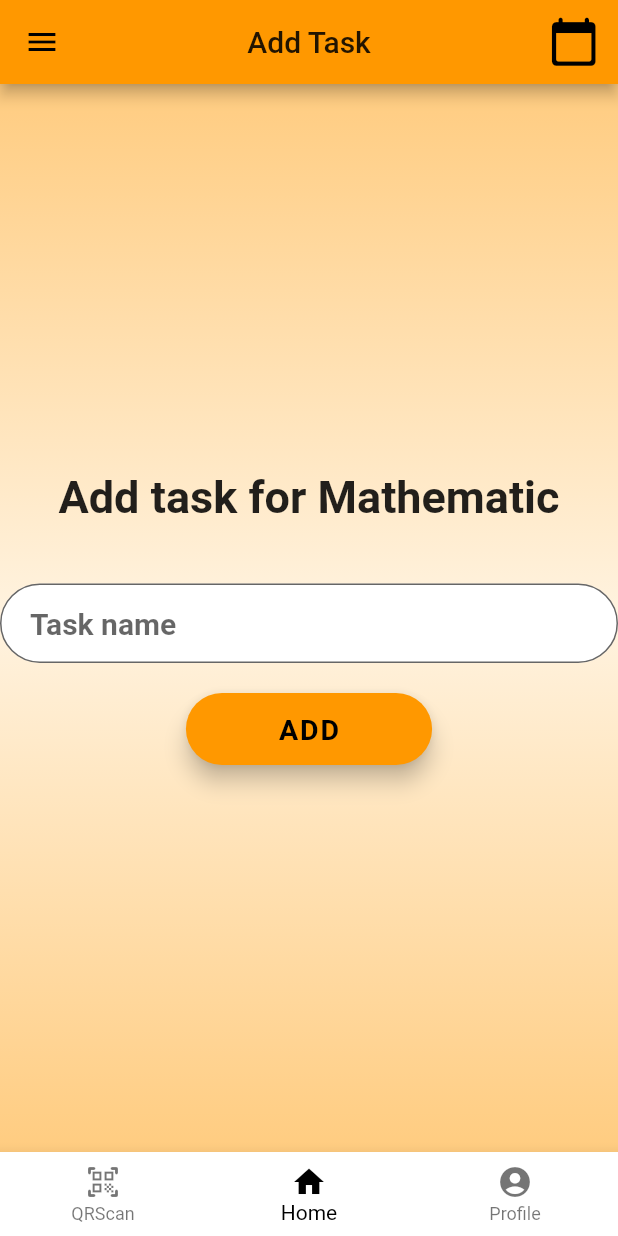
After one commit to TomPY1234/Schoo-Lah_Frontend, a Flutter app: the AddTaskScreen screen opened by its route, on a phone screen of 412 x 824 dp. The commit adds this screen. Run offline on Flutter 3.47's test engine with Material 2 defaults, Android fonts, the phone set to English and light mode, and no system bars; our stand-ins replace splashscreen.

Commit message:
Update navigation on task screen for teacher

```diff
--- a/lib/mainScreens/constants.dart
+++ b/lib/mainScreens/constants.dart
@@ -11,4 +11,5 @@ const String signup = '/signup';
 const String teacherSignup = '/teacherSignup';
 const String login = '/login';
 const String teacherSubject = '/teachersubjectlist';
-const String taskteacherSubject = '/taskteacher';
+const String teachTask = '/tasklistTeacher';
+const String teachAddTask = '/addTask';
--- /dev/null
+++ b/lib/teacherScreens/addTask.dart
@@ -0,0 +1,209 @@
+import 'package:flutter/material.dart';
+import 'package:schoolah_mobile_app/mainScreens/constants.dart';
+import 'package:schoolah_mobile_app/models/task.dart';
+import 'package:schoolah_mobile_app/models/todo.dart';
+import '../models/user.dart';
+import 'package:provider/provider.dart';
+import '../models/mock_todos.dart' as data;
+
+class AddTaskScreen extends StatefulWidget {
+  final Todo _data;
+
+  AddTaskScreen(this._data);
+  @override
+  _AddTaskState createState() => _AddTaskState();
+}
+
+class _AddTaskState extends State<AddTaskScreen> {
+  int _selectedIndex = 1;
+  String title;
+
+  void _onItemTapped(int index) {
+    if (index == 0) {
+      setState(() {
+        _selectedIndex = index;
+      });
+    } else if (index == 1) {
+      setState(() {
+        _selectedIndex = index;
+      });
+      Navigator.pushNamed(context, '/teacherhome');
+    } else {
+      setState(() {
+        _selectedIndex = index;
+      });
+      Navigator.pushNamed(context, '/teacherprofile');
+    }
+  }
+
+  bool toggle = false;
+  var count = new List(30);
+
+  bool _cancel(BuildContext context, bool _toggle, var _count) {
+    if (_toggle == true) {
+      for (int i = 0; i < widget._data.items.length; i++) {
+        if (_count[i] == 1) {
+          if (widget._data.items[i].completed == true) {
+            setState(() => widget._data.items[i].completed = false);
+          } else {
+            setState(() => widget._data.items[i].completed = true);
+          }
+        }
+      }
+    }
+
+    Navigator.pop(context, null);
+    return _toggle = false;
+  }
+
+  @override
+  Widget build(BuildContext context) {
+    final changeModeNotifier = Provider.of<ValueNotifier<bool>>(context);
+
+    return Scaffold(
+      appBar: AppBar(
+        //backgroundColor: Colors.white,
+        //leading: Icon(Icons.settings, size: 40.0),
+        title: Text('Add Task'),
+        centerTitle: true,
+        actions: <Widget>[
+          Icon(Icons.calendar_today_rounded, size: 35.0),
+          SizedBox(width: 12.0)
+        ],
+      ),
+      body: Container(
+        decoration: BoxDecoration(
+          gradient: LinearGradient(
+            colors: [
+              Colors.orange[200],
+              Colors.orange[50],
+              Colors.orange[200],
+            ],
+            begin: Alignment.topCenter,
+            end: Alignment.bottomCenter,
+          ),
+        ),
+        child: Center(
+          child: Column(
+            mainAxisAlignment: MainAxisAlignment.center,
+            children: <Widget>[
+              Text('Add task for ${widget._data.title}',
+                  style:
+                      TextStyle(fontSize: 30.0, fontWeight: FontWeight.bold)),
+              SizedBox(height: 20.0),
+              SizedBox(height: 20.0),
+              TextField(
+                obscureText: false,
+                onChanged: (value) => title = value,
+                style: TextStyle(fontSize: 20.0, fontWeight: FontWeight.bold),
+                decoration: InputDecoration(
+                  fillColor: Colors.white,
+                  filled: true,
+                  contentPadding: EdgeInsets.fromLTRB(20.0, 15.0, 20.0, 15.0),
+                  hintText: 'Task name',
+                  border: OutlineInputBorder(
+                      borderRadius: BorderRadius.circular(32.0)),
+                ),
+              ),
+
+              SizedBox(height: 20.0),
+              FloatingActionButton.extended(
+                heroTag: null,
+                onPressed: () {
+                  final newTask = Todo(
+                      title: '${widget._data.title}',
+                      items: [Task(title: title, completed: false)]);
+                  data.mockData.add(newTask);
+                  Navigator.pushNamed(context, '/teachersubjectlist');
+                },
+                label: Text('       ADD       ',
+                    style:
+                        TextStyle(fontSize: 19.0, fontWeight: FontWeight.bold)),
+              ),
+              // SizedBox(
+              //   height: 220.0,
+              //   child: Image.asset(
+              //     'assets/schoolah_logo.png',
+              //     width: 200.0,
+              //     height: 200.0,
+              //   ),
+              // ),
+              // FloatingActionButton.extended(
+              //   heroTag: null,
+              //   onPressed: () {
+              //     Navigator.pushNamed(context, '/teachersubjectlist');
+              //   },
+              //   label: Text('My Subjects',
+              //       style:
+              //           TextStyle(fontSize: 20.0, fontWeight: FontWeight.bold)),
+              //   icon: Icon(Icons.book_rounded),
+              // ),
+              // SizedBox(height: 30.0),
+              // FloatingActionButton.extended(
+              //   heroTag: null,
+              //   onPressed: () {
+              //     Navigator.pushNamed(context, studFee);
+              //   },
+              //   label: Text('Student List',
+              //       style:
+              //           TextStyle(fontSize: 20.0, fontWeight: FontWeight.bold)),
+              //   icon: Icon(Icons.attach_money_rounded),
+              // ),
+              // SizedBox(height: 30.0),
+              // FloatingActionButton.extended(
+              //   heroTag: null,
+              //   onPressed: () {
+              //     //Navigator.pushNamed(context, studBook);
+              //   },
+              //   label: Text('Student List',
+              //       style:
+              //           TextStyle(fontSize: 20.0, fontWeight: FontWeight.bold)),
+              //   icon: Icon(Icons.store_rounded),
+              // ),
+            ],
+          ),
+        ),
+      ),
+      bottomNavigationBar: BottomNavigationBar(
+        backgroundColor: Colors.white,
+        items: const <BottomNavigationBarItem>[
+          BottomNavigationBarItem(
+            icon: Icon(Icons.qr_code_scanner_rounded),
+            label: 'QRScan',
+          ),
+          BottomNavigationBarItem(
+            icon: Icon(Icons.home),
+            label: 'Home',
+          ),
+          BottomNavigationBarItem(
+            icon: Icon(Icons.account_circle_rounded),
+            label: 'Profile',
+          ),
+        ],
+        currentIndex: _selectedIndex,
+        selectedItemColor: Colors.black,
+        onTap: _onItemTapped,
+      ),
+      drawer: Drawer(
+        child: DrawerHeader(
+          child: CheckboxListTile(
+            title: Text('Change theme color'),
+            value: changeModeNotifier.value,
+            onChanged: (newValue) => changeModeNotifier.value = newValue,
+          ),
+          decoration: BoxDecoration(
+            gradient: LinearGradient(
+              colors: [
+                Colors.orange[200],
+                Colors.orange[50],
+                Colors.orange[200],
+              ],
+              begin: Alignment.topCenter,
+              end: Alignment.bottomCenter,
+            ),
+          ),
+        ),
+      ),
+    );
+  }
+}
```
Also changed, not shown: lib/mainScreens/router.dart (+8 -2 lines), lib/teacherScreens/tasklistTeacher.dart (+52 -16 lines), lib/teacherScreens/teachersubjectlist.dart (+14 -1 lines).
